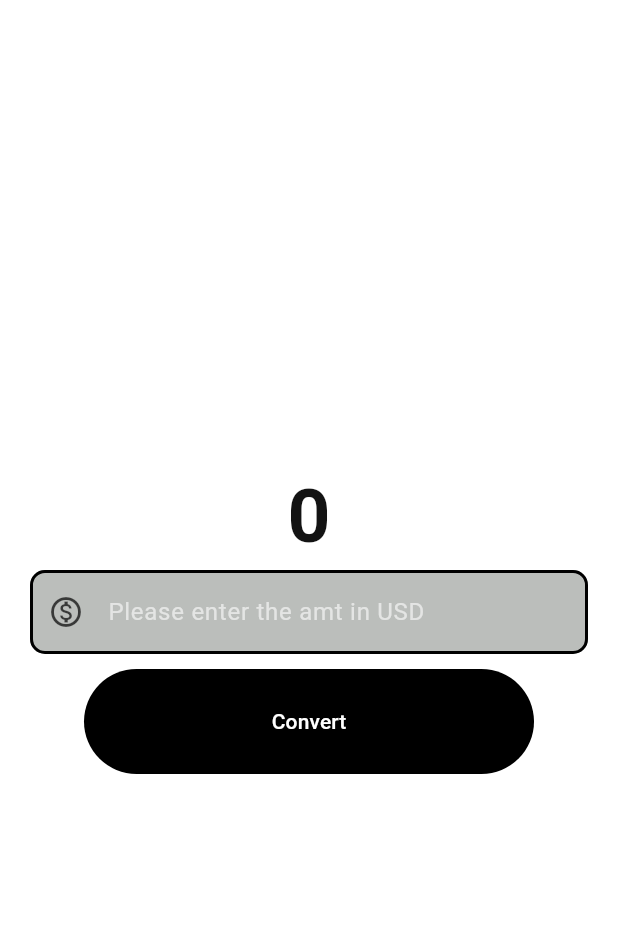
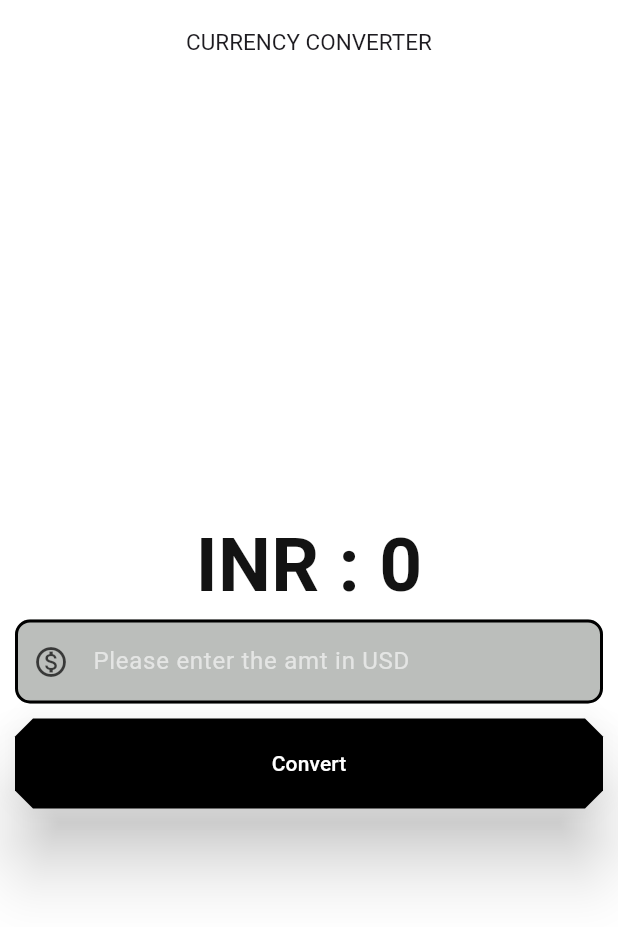
Before and after one commit to BIBINROYBJ/currency_converter_app, a Flutter app: the screen it shows after launch, after a tap on "Convert", on a phone screen of 412 x 824 dp. Shown: the top 927 px of the screen. Run offline on Flutter 3.47's test engine with Material 3 defaults, Android fonts, the phone set to English and light mode, and no system bars.

```diff
--- a/lib/currency_converter_material_page.dart
+++ b/lib/currency_converter_material_page.dart
@@ -1,9 +1,29 @@
-import 'package:flutter/foundation.dart';
+import 'package:flutter/cupertino.dart';
 import 'package:flutter/material.dart';
 import 'package:flutter/widgets.dart';
 
-class CurrencyConverterMaterialPage extends StatelessWidget {
+//created a variable that stores the converted variable
+// create the function that multiply the value given in textfield
+// store it in a variable that we created
+// display the variable
+
+class CurrencyConverterMaterialPage extends StatefulWidget {
   const CurrencyConverterMaterialPage({super.key});
+
+  @override
+  State<CurrencyConverterMaterialPage> createState() =>
+      _CurrencyConverterMaterialPageState();
+}
+
+class _CurrencyConverterMaterialPageState
+    extends State<CurrencyConverterMaterialPage> {
+  double result = 0.0;
+  final TextEditingController textEditingController = TextEditingController();
+  void convert() {
+    result = double.parse(textEditingController.text) * 81;
+    setState(() {});
+  }
+
   @override
   Widget build(BuildContext context) {
     final border = OutlineInputBorder(
@@ -17,24 +37,38 @@ class CurrencyConverterMaterialPage extends StatelessWidget {
     );
 
     return Scaffold(
+      // HEADER
+      appBar: AppBar(
         backgroundColor: Color.fromARGB(255, 255, 255, 255),
+        title: const Text(
+          "CURRENCY CONVERTER",
+          style: TextStyle(fontSize: 15),
+        ),
+        centerTitle: true,
+      ),
+
+      // BODY
+      backgroundColor: const Color.fromARGB(255, 255, 255, 255),
       body: Center(
+        child: Padding(
+          padding: const EdgeInsets.all(10.0),
           child: Column(
             mainAxisAlignment: MainAxisAlignment.center,
             children: [
               // CURRENCY DISPLAYED TO USER
-            const Text(
-              "0",
-              style: TextStyle(
+              Text(
+                "INR : ${(result != 0) ? result.toStringAsFixed(3) : result.toStringAsFixed(0)}",
+                // result.toString(),
+                style: const TextStyle(
                     fontSize: 50,
                     fontWeight: FontWeight.w700,
                     color: Color.fromARGB(255, 19, 19, 19)),
               ),
 
               // TEXT INPUT BY USER
-            Padding(
-              padding: const EdgeInsets.only(left: 20.0, right: 20.0),
-              child: TextField(
+              TextField(
+                // controller helps to receive the data and pass it to variable
+                controller: textEditingController,
                 style: const TextStyle(
                   color: Color.fromRGBO(0, 0, 0, 1),
                 ),
@@ -45,7 +79,117 @@ class CurrencyConverterMaterialPage extends StatelessWidget {
                   prefixIcon: const Icon(Icons.monetization_on_outlined),
                   prefixIconColor: const Color.fromARGB(179, 0, 0, 0),
                   filled: true,
-                  fillColor: Color.fromARGB(255, 187, 190, 187),
+                  fillColor: const Color.fromARGB(255, 187, 190, 187),
+                  focusedBorder: border,
+                  enabledBorder: border,
+                ),
+                // keyboard allow only numbers
+                keyboardType:
+                    const TextInputType.numberWithOptions(decimal: true),
+              ),
+
+              const SizedBox(
+                height: 10,
+              ),
+
+              // BUTTON TO CONVERT
+
+              ElevatedButton(
+                // FUNCTION CALL TO REBUILD THE FUNCTION
+                onPressed: convert,
+                //STYLING THE BUTTON |______|
+                style: ElevatedButton.styleFrom(
+                  elevation: 20,
+                  backgroundColor: Colors.black,
+                  foregroundColor: Colors.white,
+                  minimumSize: const Size(double.infinity, 60.0),
+                  shape: const BeveledRectangleBorder(
+                    borderRadius: BorderRadius.all(
+                      Radius.circular(12),
+                    ),
+                  ),
+                ),
+                child: const Text('Convert'),
+              ),
+            ],
+          ),
+        ),
+      ),
+    );
+  }
+}
+
+// STATELESS WIDGET
+/*
+
+class CurrencyConverterMaterialPagee extends StatelessWidget {
+  const CurrencyConverterMaterialPagee({super.key});
+
+  @override
+  Widget build(BuildContext context) {
+    double result = 0.0;
+
+    final TextEditingController textEditingController = TextEditingController();
+    int mult(int value, int exchange) {
+      int res = value * exchange;
+      return res;
+    }
+
+    // result = mult(10, 30);
+
+    final border = OutlineInputBorder(
+      borderSide: const BorderSide(
+        // strokeAlign: BorderSide.strokeAlignInside,
+        color: Colors.black,
+        width: 2.0,
+        style: BorderStyle.solid,
+      ),
+      borderRadius: BorderRadius.circular(10),
+    );
+
+    return Scaffold(
+      // HEADER
+      appBar: AppBar(
+        backgroundColor: Color.fromARGB(255, 255, 255, 255),
+        title: const Text(
+          "CURRENCY CONVERTER",
+          style: TextStyle(fontSize: 15),
+        ),
+        centerTitle: true,
+      ),
+
+      // BODY
+      backgroundColor: const Color.fromARGB(255, 255, 255, 255),
+      body: Center(
+        child: Column(
+          mainAxisAlignment: MainAxisAlignment.center,
+          children: [
+            // CURRENCY DISPLAYED TO USER
+            Text(
+              result.toString(),
+              style: const TextStyle(
+                  fontSize: 50,
+                  fontWeight: FontWeight.w700,
+                  color: Color.fromARGB(255, 19, 19, 19)),
+            ),
+
+            // TEXT INPUT BY USER
+            Padding(
+              padding: const EdgeInsets.only(left: 20.0, right: 20.0),
+              child: TextField(
+                // controller helps to receive the data and pass it to variable
+                controller: textEditingController,
+                style: const TextStyle(
+                  color: Color.fromRGBO(0, 0, 0, 1),
+                ),
+                // we have decorated the input field
+                decoration: InputDecoration(
+                  hintText: "Please enter the amt in USD",
+                  hintStyle: const TextStyle(color: Colors.white60),
+                  prefixIcon: const Icon(Icons.monetization_on_outlined),
+                  prefixIconColor: const Color.fromARGB(179, 0, 0, 0),
+                  filled: true,
+                  fillColor: const Color.fromARGB(255, 187, 190, 187),
                   focusedBorder: border,
                   enabledBorder: border,
                 ),
@@ -59,18 +203,26 @@ class CurrencyConverterMaterialPage extends StatelessWidget {
             ),
             // BUTTON TO CONVERT
 
-            TextButton(
+            Padding(
+              padding: const EdgeInsets.all(10.0),
+              child: ElevatedButton(
                 onPressed: () {
-                if (kDebugMode) {
-                  print("button clicked");
-                }
+                  result = double.parse(textEditingController.text) * 81;
                 },
-              style: const ButtonStyle(
-                backgroundColor: WidgetStatePropertyAll(Colors.black),
-                foregroundColor: WidgetStatePropertyAll(Colors.white),
-                fixedSize: WidgetStatePropertyAll(Size(300, 70)),
+                //STYLING THE BUTTON |______|
+                style: ElevatedButton.styleFrom(
+                  elevation: 20,
+                  backgroundColor: Colors.black,
+                  foregroundColor: Colors.white,
+                  minimumSize: const Size(double.infinity, 60.0),
+                  shape: const BeveledRectangleBorder(
+                    borderRadius: BorderRadius.all(
+                      Radius.circular(12),
+                    ),
+                  ),
                 ),
                 child: const Text('Convert'),
+              ),
             ),
           ],
         ),
@@ -78,3 +230,4 @@ class CurrencyConverterMaterialPage extends StatelessWidget {
     );
   }
 }
+*/
--- a/lib/main.dart
+++ b/lib/main.dart
@@ -15,11 +15,8 @@ class MyApp extends StatelessWidget {
 
   @override
   Widget build(BuildContext context) {
-
     return const MaterialApp(
-      home: CurrencyConverterMaterialPage()
-
-    );
-
+        debugShowCheckedModeBanner: false,
+        home: CurrencyConverterMaterialPage());
   }
 }
```
Lines whose indentation alone changed are shown as unchanged.
